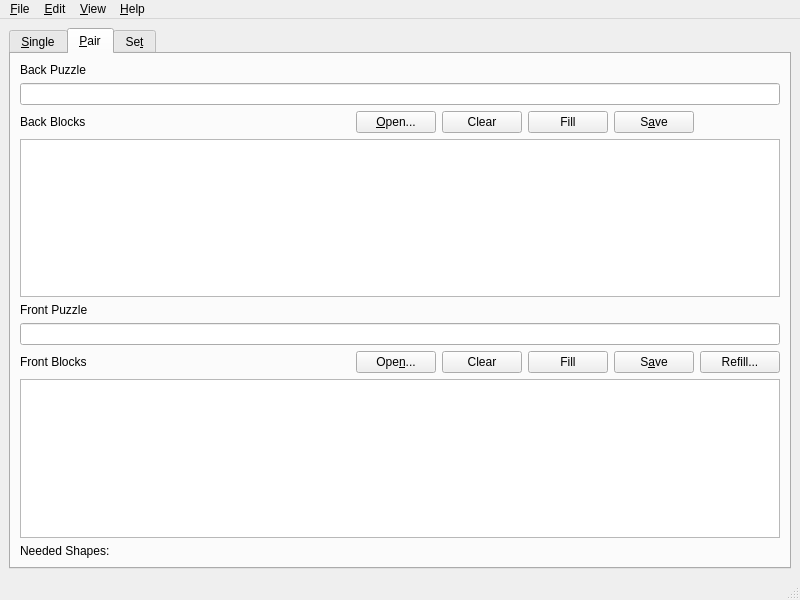
The window that four_letter_blocks/main_window.ui (donkirkby/four-letter-blocks) describes before a commit, drawn with Qt 5.
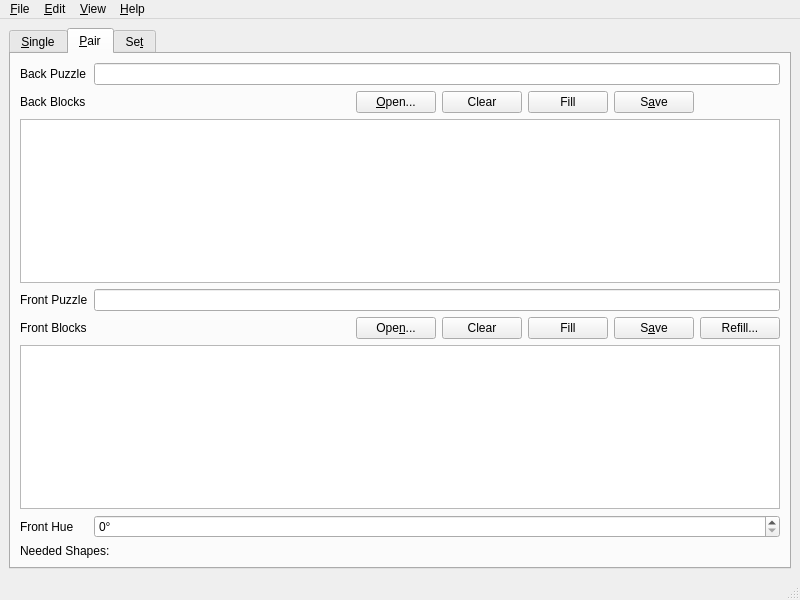
The same window after the commit. The open tabs and pages were chosen to show the change. Custom widgets are drawn as their Qt base class.

Diff of the .ui file:
```diff
--- a/four_letter_blocks/main_window.ui
+++ b/four_letter_blocks/main_window.ui
@@ -101,9 +101,6 @@
           </property>
          </widget>
         </item>
-        <item row="12" column="0" colspan="7">
-         <widget class="QPlainTextEdit" name="front_blocks_text"/>
-        </item>
         <item row="9" column="2">
          <widget class="QPushButton" name="front_open_button">
           <property name="text">
@@ -124,16 +121,6 @@
           </property>
          </spacer>
         </item>
-        <item row="3" column="0" colspan="7">
-         <widget class="QLineEdit" name="back_name">
-          <property name="focusPolicy">
-           <enum>Qt::ClickFocus</enum>
-          </property>
-          <property name="readOnly">
-           <bool>true</bool>
-          </property>
-         </widget>
-        </item>
         <item row="5" column="0">
          <widget class="QLabel" name="back_blocks_label">
           <property name="text">
@@ -193,16 +180,6 @@
           </property>
          </widget>
         </item>
-        <item row="8" column="0" colspan="7">
-         <widget class="QLineEdit" name="front_name">
-          <property name="focusPolicy">
-           <enum>Qt::ClickFocus</enum>
-          </property>
-          <property name="readOnly">
-           <bool>true</bool>
-          </property>
-         </widget>
-        </item>
         <item row="9" column="5">
          <widget class="QPushButton" name="front_save_button">
           <property name="text">
@@ -231,6 +208,46 @@
           </property>
          </widget>
         </item>
+        <item row="11" column="0">
+         <widget class="QLabel" name="front_hue_label">
+          <property name="text">
+           <string>Front Hue</string>
+          </property>
+         </widget>
+        </item>
+        <item row="10" column="0" colspan="7">
+         <widget class="QPlainTextEdit" name="front_blocks_text"/>
+        </item>
+        <item row="2" column="1" colspan="6">
+         <widget class="QLineEdit" name="back_name">
+          <property name="focusPolicy">
+           <enum>Qt::ClickFocus</enum>
+          </property>
+          <property name="readOnly">
+           <bool>true</bool>
+          </property>
+         </widget>
+        </item>
+        <item row="7" column="1" colspan="6">
+         <widget class="QLineEdit" name="front_name">
+          <property name="focusPolicy">
+           <enum>Qt::ClickFocus</enum>
+          </property>
+          <property name="readOnly">
+           <bool>true</bool>
+          </property>
+         </widget>
+        </item>
+        <item row="11" column="1" colspan="6">
+         <widget class="QSpinBox" name="front_hue">
+          <property name="suffix">
+           <string>°</string>
+          </property>
+          <property name="maximum">
+           <number>360</number>
+          </property>
+         </widget>
+        </item>
        </layout>
       </widget>
       <widget class="QWidget" name="set_tab">
```
Left out of the diff: 59 changed lines with no effect on the pictures.
